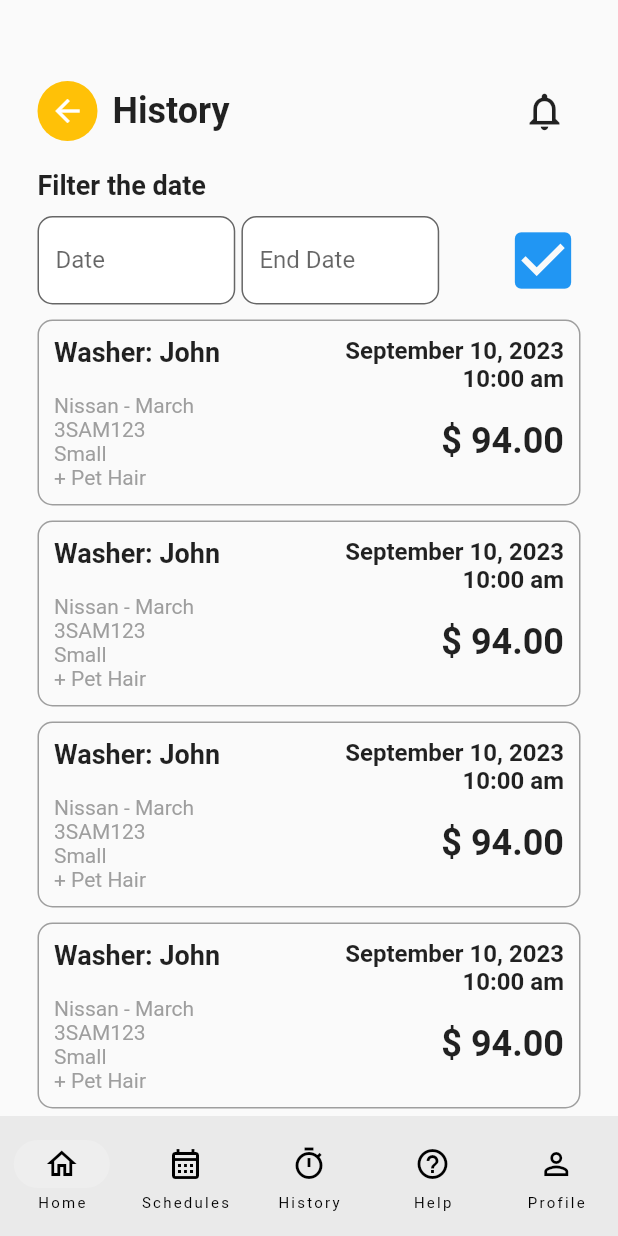
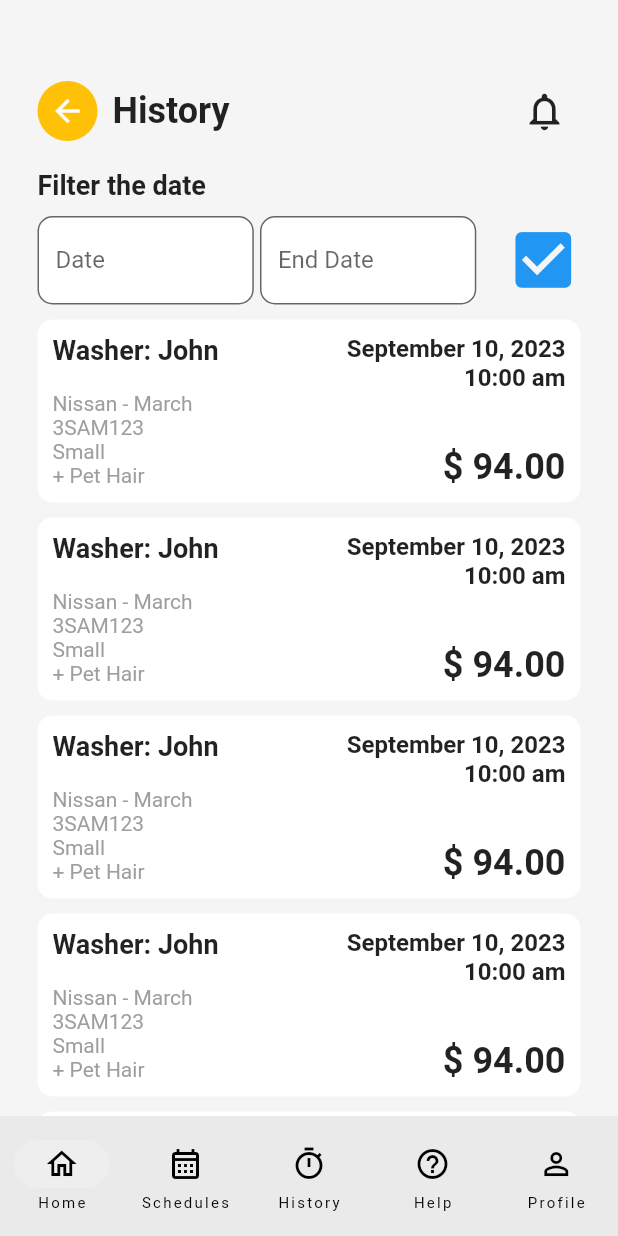
Before and after one commit to BerDavoglio/carnawash, a Flutter app: the HistoryPage screen opened by its route, on a phone screen of 412 x 824 dp. Run offline on Flutter 3.47's test engine with Material 2 defaults, Android fonts, the phone set to English and light mode, and no system bars; our stand-ins replace flutter_rating_bar, mask_text_input_formatter, table_calendar.

Commit message:
Fix some Navigations Problems

```diff
--- a/app_client/lib/ui/components/app.dart
+++ b/app_client/lib/ui/components/app.dart
@@ -17,7 +17,6 @@ class MyApp extends StatelessWidget {
       routes: {
         AppRoutes.HOME: (_) => const HomePage(),
         AppRoutes.LOGIN: (_) => const LoginPage(),
-        AppRoutes.SCHEDULE: (_) => const SchedulePage(),
         AppRoutes.SCHEDULES: (_) => const SchedulesPage(),
         AppRoutes.RATING: (_) => const RatingPage(),
         AppRoutes.HISTORY: (_) => const HistoryPage(),
--- a/app_client/lib/ui/components/geral_components/input_components.dart
+++ b/app_client/lib/ui/components/geral_components/input_components.dart
@@ -190,7 +190,7 @@ Widget geralDateInput({
   return Column(
     children: [
       SizedBox(
-        width: MediaQuery.of(context).size.width * 0.32,
+        width: MediaQuery.of(context).size.width * 0.35,
         child: TextFormField(
           keyboardType: TextInputType.datetime,
           decoration: InputDecoration(
--- a/app_client/lib/ui/pages/history_page.dart
+++ b/app_client/lib/ui/pages/history_page.dart
@@ -16,6 +16,7 @@ class _HistoryPageState extends State<HistoryPage> {
   @override
   Widget build(BuildContext context) {
     return Scaffold(
+      backgroundColor: Colors.grey[100],
       bottomNavigationBar: navigationBarComponent(context),
       body: SingleChildScrollView(
         child: Padding(
@@ -85,10 +86,11 @@ class _HistoryPageState extends State<HistoryPage> {
                           color: Colors.blue,
                           style: ButtonStyle(
                             fixedSize: MaterialStateProperty.all(
-                              const Size(50, 50),
+                              Size(MediaQuery.of(context).size.width * 0.12,
+                                  MediaQuery.of(context).size.width * 0.12),
                             ),
                           ),
-                          iconSize: 50,
+                          iconSize: MediaQuery.of(context).size.width * 0.12,
                           onPressed: () {},
                           icon: const Icon(Icons.check_box),
                         ),
@@ -117,11 +119,9 @@ class _HistoryPageState extends State<HistoryPage> {
     return Column(
       children: [
         Container(
-          decoration: BoxDecoration(
-            border: Border.all(
-              color: Colors.grey,
-            ),
-            borderRadius: const BorderRadius.all(
+          decoration: const BoxDecoration(
+            color: Colors.white,
+            borderRadius: BorderRadius.all(
               Radius.circular(10),
             ),
           ),
@@ -163,6 +163,7 @@ class _HistoryPageState extends State<HistoryPage> {
                 ),
                 Row(
                   mainAxisAlignment: MainAxisAlignment.spaceBetween,
+                  crossAxisAlignment: CrossAxisAlignment.end,
                   children: [
                     Column(
                       crossAxisAlignment: CrossAxisAlignment.start,
```
Also changed, not shown: app_client/lib/ui/pages/home_page.dart (+30 -15 lines), app_client/lib/ui/pages/schedule_page.dart (+26 -3 lines), app_client/lib/ui/pages/schedules_page.dart (+8 -1 lines).
